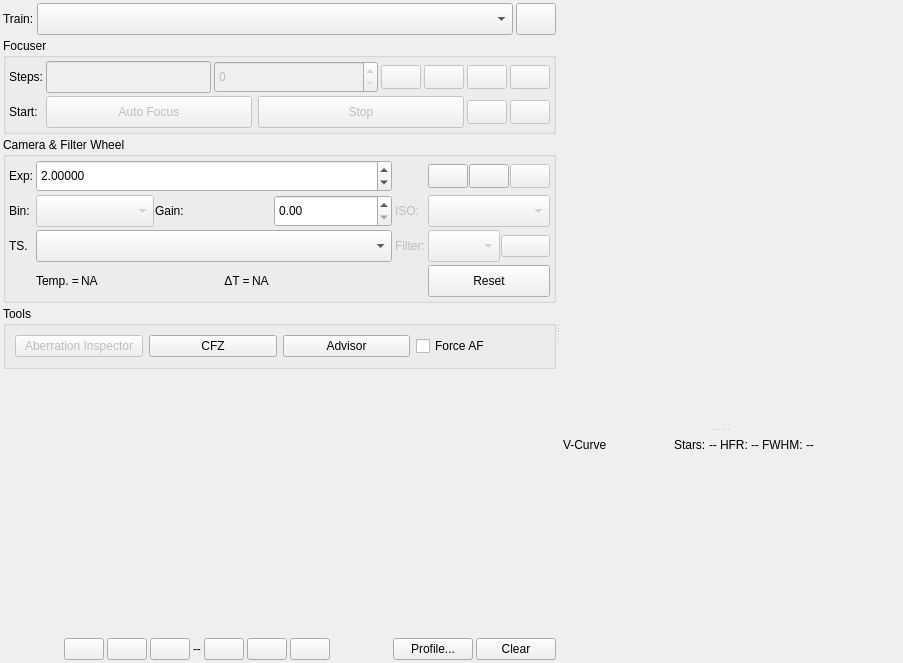
First picture: the form in kstars/ekos/focus/focus.ui, repository geeksville/kstars-fork, before the edit.
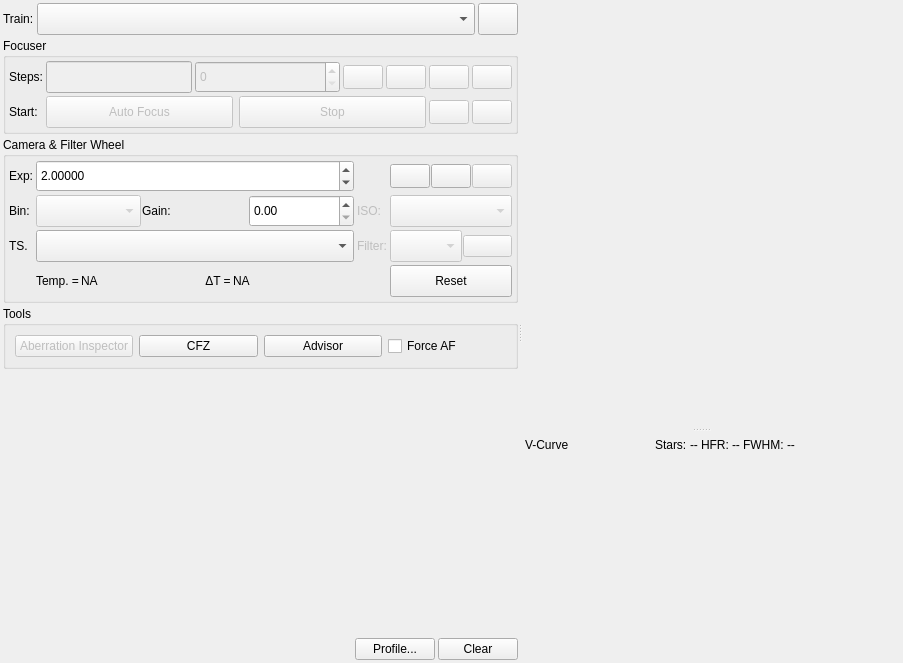
Second picture: the form after the edit. Icons and pictures are not drawn. Custom widgets are drawn as their Qt base class.

Commit message: Basic history navigation moved to CaptureNavigationHistory

Diff of the .ui file:
```diff
--- a/kstars/ekos/focus/focus.ui
+++ b/kstars/ekos/focus/focus.ui
@@ -968,146 +968,14 @@
           </spacer>
          </item>
          <item>
-          <layout class="QHBoxLayout" name="horizontalLayout_4">
-           <item>
-            <spacer name="horizontalSpacer_3">
-             <property name="orientation">
-              <enum>Qt::Horizontal</enum>
-             </property>
-             <property name="sizeHint" stdset="0">
-              <size>
-               <width>3</width>
-               <height>10</height>
-              </size>
-             </property>
-            </spacer>
-           </item>
-           <item>
-            <widget class="QPushButton" name="historyPreviousRunB">
-             <property name="toolTip">
-              <string>Previous autofocus run</string>
-             </property>
-             <property name="text">
-              <string/>
-             </property>
-             <property name="icon">
-              <iconset theme="media-skip-backward"/>
-             </property>
-            </widget>
-           </item>
-           <item>
-            <widget class="QPushButton" name="historyFirstB">
-             <property name="toolTip">
-              <string>First focusing frame</string>
-             </property>
-             <property name="text">
-              <string/>
-             </property>
-             <property name="icon">
-              <iconset theme="media-seek-backward"/>
-             </property>
-             <property name="iconSize">
-              <size>
-               <width>16</width>
-               <height>16</height>
-              </size>
-             </property>
-            </widget>
-           </item>
-           <item>
-            <widget class="QPushButton" name="historyBackwardB">
-             <property name="toolTip">
-              <string>Previous focusing frame</string>
-             </property>
-             <property name="text">
-              <string/>
-             </property>
-             <property name="icon">
-              <iconset theme="go-previous"/>
-             </property>
-             <property name="iconSize">
-              <size>
-               <width>16</width>
-               <height>16</height>
-              </size>
-             </property>
-            </widget>
-           </item>
-           <item>
-            <widget class="QLabel" name="iterOut">
-             <property name="toolTip">
-              <string>&lt;html&gt;&lt;body&gt;&lt;p&gt;Focuser iteration.&lt;/p&gt;&lt;/body&gt;&lt;/html&gt;</string>
-             </property>
-             <property name="text">
-              <string>--</string>
-             </property>
-            </widget>
-           </item>
-           <item>
-            <widget class="QPushButton" name="historyForwardB">
-             <property name="toolTip">
-              <string>Next focusing frame</string>
-             </property>
-             <property name="text">
-              <string/>
-             </property>
-             <property name="icon">
-              <iconset theme="go-next"/>
-             </property>
-             <property name="iconSize">
-              <size>
-               <width>16</width>
-               <height>16</height>
-              </size>
-             </property>
-            </widget>
-           </item>
-           <item>
-            <widget class="QPushButton" name="historyLastB">
-             <property name="toolTip">
-              <string>Last focusing frame</string>
-             </property>
-             <property name="text">
-              <string/>
-             </property>
-             <property name="icon">
-              <iconset theme="media-seek-forward"/>
-             </property>
-             <property name="iconSize">
-              <size>
-               <width>16</width>
-               <height>16</height>
-              </size>
-             </property>
-            </widget>
-           </item>
-           <item>
-            <widget class="QPushButton" name="historyNextRunB">
-             <property name="toolTip">
-              <string>Next autofocus run</string>
-             </property>
-             <property name="text">
-              <string/>
-             </property>
-             <property name="icon">
-              <iconset theme="media-skip-forward"/>
-             </property>
-            </widget>
-           </item>
-           <item>
-            <spacer name="horizontalSpacer_4">
-             <property name="orientation">
-              <enum>Qt::Horizontal</enum>
-             </property>
-             <property name="sizeHint" stdset="0">
-              <size>
-               <width>3</width>
-               <height>10</height>
-              </size>
-             </property>
-            </spacer>
-           </item>
-          </layout>
+          <widget class="CaptureHistoryNavigation" name="focusHistoryNavigation" native="true">
+           <property name="minimumSize">
+            <size>
+             <width>40</width>
+             <height>16</height>
+            </size>
+           </property>
+          </widget>
          </item>
          <item>
           <layout class="QHBoxLayout" name="horizontalLayout_7">
@@ -1339,6 +1207,12 @@
    <extends>QDoubleSpinBox</extends>
    <header>ekos/focus/exposurewidget.h</header>
   </customwidget>
+  <customwidget>
+   <class>CaptureHistoryNavigation</class>
+   <extends>QWidget</extends>
+   <header>ekos/capture/capturehistorynavigation.h</header>
+   <container>1</container>
+  </customwidget>
  </customwidgets>
  <tabstops>
   <tabstop>opticalTrainCombo</tabstop>
```
Left out of the diff: 1 changed line with no effect on the pictures. The commit also changes 6 other files.
